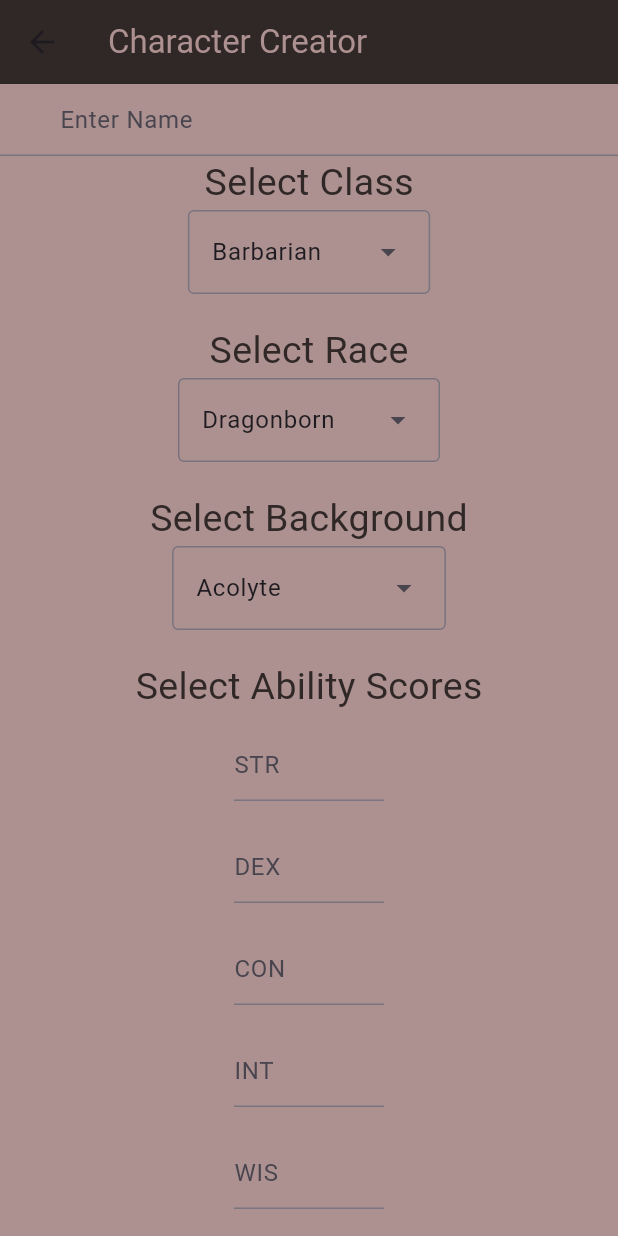
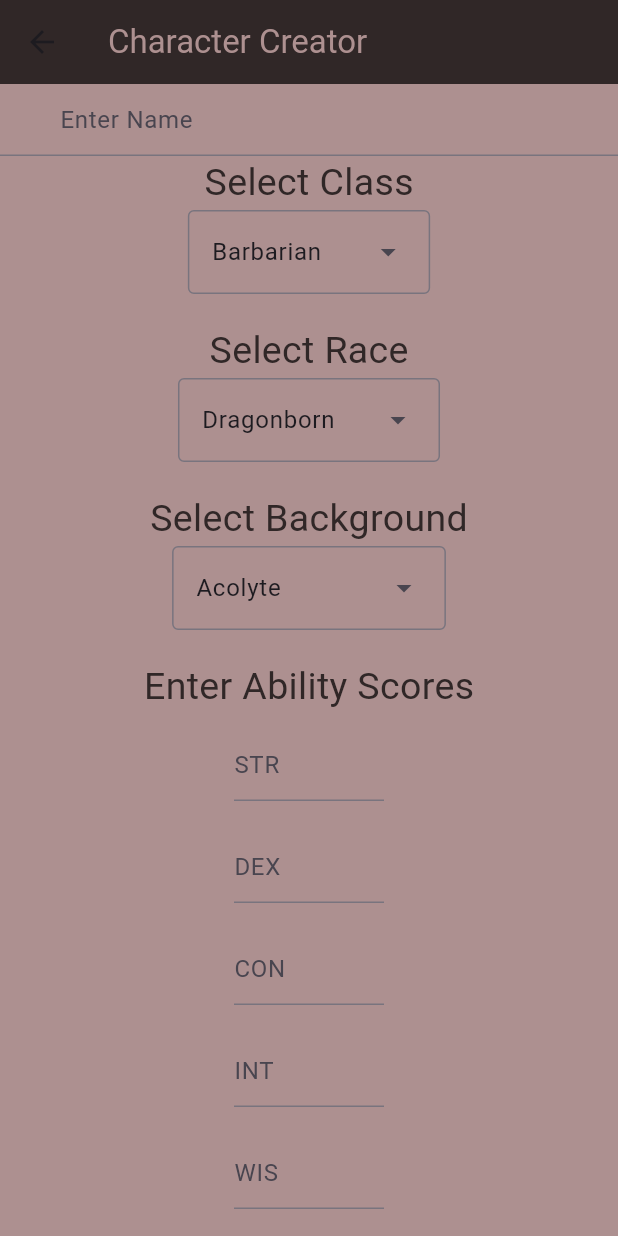
Before and after one commit to EvanMarnik/dnd_character_sheet_app, a Flutter app: the screen it shows after launch, after a tap on "Create Character", on a phone screen of 412 x 824 dp. Run offline on Flutter 3.47's test engine with Material 3 defaults, Android fonts, the phone set to English and light mode, and no system bars; our stand-ins replace multi_select_flutter; Roboto replaces fonts that are missing (Lancelot).

Commit message:
Update character_creator_view.dart

```diff
--- a/lib/view/character_creator_view.dart
+++ b/lib/view/character_creator_view.dart
@@ -498,7 +498,7 @@ class _CharacterCreatorViewState extends State<CharacterCreatorView> {
                     child: getBGCustomization(),
                   )),
                   const Text(
-                    'Select Ability Scores',
+                    'Enter Ability Scores',
                     style: TextStyle(
                       color: Color(0xFF302727),
                     ),
@@ -597,6 +597,13 @@ class _CharacterCreatorViewState extends State<CharacterCreatorView> {
                       items: cantrips.map((e) => MultiSelectItem(e, e.name)).toList(),
                       listType: MultiSelectListType.CHIP,
                       title: Text("Cantrips"),
+                      backgroundColor: Color(0xFFAD9090),
+                      confirmText: Text("Confirm", style: TextStyle(
+                        color: Colors.black,
+                      )),
+                      cancelText: Text("Cancel", style: TextStyle(
+                        color: Colors.black,
+                      )),
                       onConfirm: (values) {
                         selectedCantrips = values;
                       },
@@ -610,7 +617,14 @@ class _CharacterCreatorViewState extends State<CharacterCreatorView> {
                 child: MultiSelectDialogField(
                     items: firstLevel.map((e) => MultiSelectItem(e, e.name)).toList(),
                     listType: MultiSelectListType.CHIP,
+                    backgroundColor: Color(0xFFAD9090),
                     title: Text("First Level Spells"),
+                    confirmText: Text("Confirm", style: TextStyle(
+                      color: Colors.black,
+                    )),
+                    cancelText: Text("Cancel", style: TextStyle(
+                      color: Colors.black,
+                    )),
                     onConfirm: (values) {
                       selectedFirstLevel = values;
                     },
```
